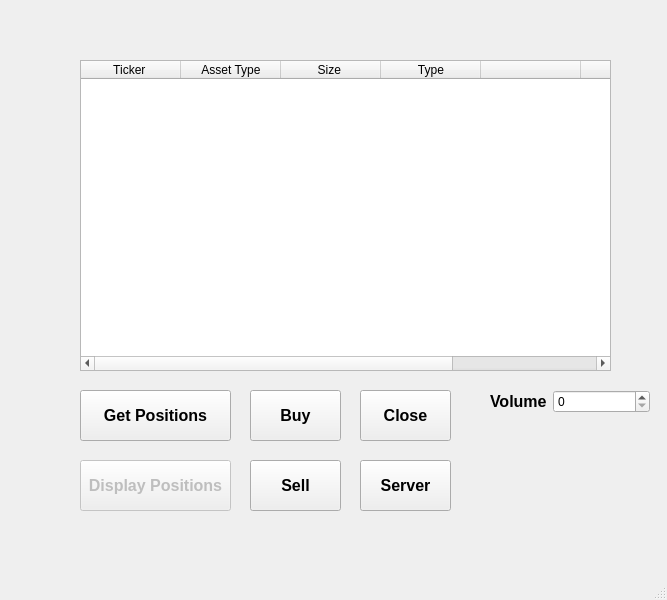
Before: the Qt Designer form MainWindow.ui in Elessar1996/IBController, drawn with Qt 5.
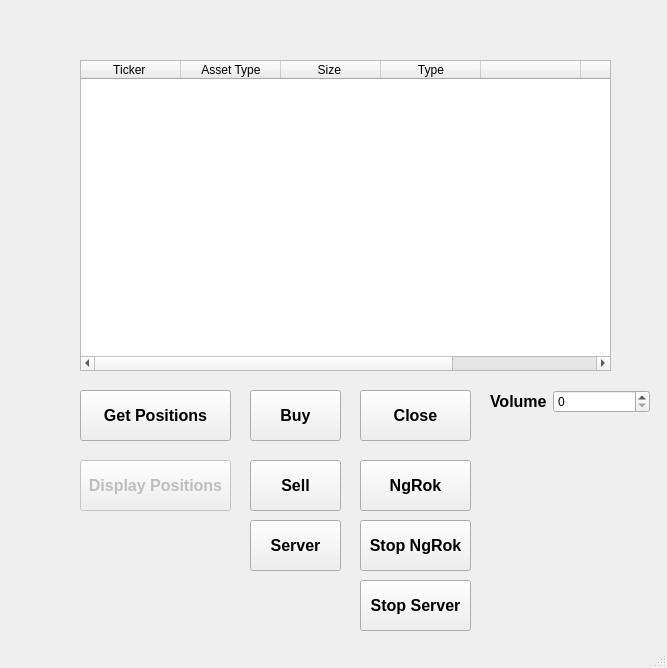
After: the same form once the commit is applied.

Patch:
```diff
--- a/MainWindow.ui
+++ b/MainWindow.ui
@@ -7,7 +7,7 @@
     <x>0</x>
     <y>0</y>
     <width>667</width>
-    <height>600</height>
+    <height>668</height>
    </rect>
   </property>
   <property name="windowTitle">
@@ -151,7 +151,7 @@
      <rect>
       <x>360</x>
       <y>390</y>
-      <width>91</width>
+      <width>111</width>
       <height>51</height>
      </rect>
     </property>
@@ -204,11 +204,32 @@
      </item>
     </layout>
    </widget>
+   <widget class="QPushButton" name="ngrok_btn">
+    <property name="geometry">
+     <rect>
+      <x>360</x>
+      <y>460</y>
+      <width>111</width>
+      <height>51</height>
+     </rect>
+    </property>
+    <property name="font">
+     <font>
+      <family>Arial</family>
+      <pointsize>12</pointsize>
+      <weight>75</weight>
+      <bold>true</bold>
+     </font>
+    </property>
+    <property name="text">
+     <string>NgRok</string>
+    </property>
+   </widget>
    <widget class="QPushButton" name="server_btn">
     <property name="geometry">
      <rect>
-      <x>360</x>
-      <y>460</y>
+      <x>250</x>
+      <y>520</y>
       <width>91</width>
       <height>51</height>
      </rect>
@@ -225,6 +246,48 @@
      <string>Server</string>
     </property>
    </widget>
+   <widget class="QPushButton" name="stop_ngrok_btn">
+    <property name="geometry">
+     <rect>
+      <x>360</x>
+      <y>520</y>
+      <width>111</width>
+      <height>51</height>
+     </rect>
+    </property>
+    <property name="font">
+     <font>
+      <family>Arial</family>
+      <pointsize>12</pointsize>
+      <weight>75</weight>
+      <bold>true</bold>
+     </font>
+    </property>
+    <property name="text">
+     <string>Stop NgRok</string>
+    </property>
+   </widget>
+   <widget class="QPushButton" name="stop_server_btn">
+    <property name="geometry">
+     <rect>
+      <x>360</x>
+      <y>580</y>
+      <width>111</width>
+      <height>51</height>
+     </rect>
+    </property>
+    <property name="font">
+     <font>
+      <family>Arial</family>
+      <pointsize>12</pointsize>
+      <weight>75</weight>
+      <bold>true</bold>
+     </font>
+    </property>
+    <property name="text">
+     <string>Stop Server</string>
+    </property>
+   </widget>
   </widget>
   <widget class="QStatusBar" name="statusbar"/>
  </widget>
```
